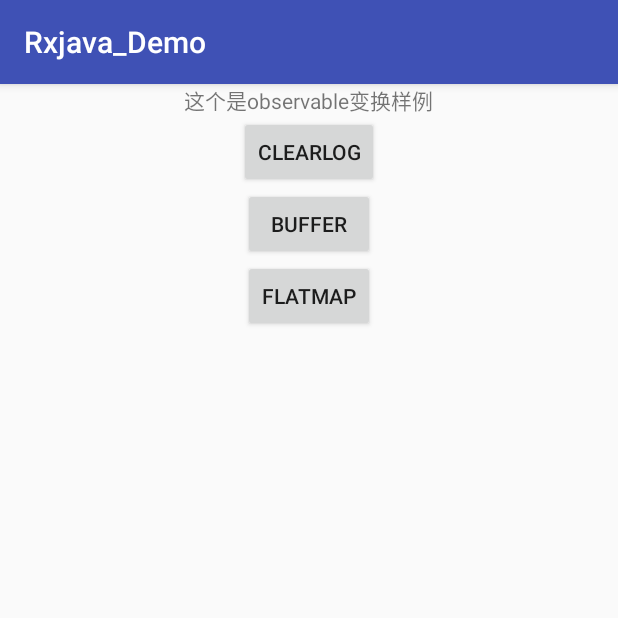
After one commit to cslongjian/android_customview, an Android app: the fragment ObervableTransformingFragment shown on its own in the app's theme, on a phone screen of 412 x 824 dp, the top half of it. The commit adds this screen. Run offline under Robolectric (Android 15) with nearby library versions, the phone set to English and light mode, and no system bars; libraries missing offline, so code that uses them is left out: rx.android.schedulers, rx.functions, rx.observables; 2 statements that could not run were skipped.

Commit message:
Observable 变换。

```diff
--- a/Rxjava_Demo/app/src/main/java/com/rxjava/chenlongjian/rxjava_demo/fragment/MainFragment.java
+++ b/Rxjava_Demo/app/src/main/java/com/rxjava/chenlongjian/rxjava_demo/fragment/MainFragment.java
@@ -17,6 +17,7 @@ import com.rxjava.chenlongjian.rxjava_demo.R;
 public class MainFragment extends Fragment implements View.OnClickListener{
 
     private Button mObservable;
+    private Button mObservableTransfrombtn;
 
     @Nullable
     @Override
@@ -33,6 +34,9 @@ public class MainFragment extends Fragment implements View.OnClickListener{
     {
         mObservable = (Button) view.findViewById(R.id.btn_obserable);
         mObservable.setOnClickListener(this);
+
+        mObservableTransfrombtn = (Button) view.findViewById(R.id.btn_obserable_change);
+        mObservableTransfrombtn.setOnClickListener(this);
     }
 
 
@@ -43,6 +47,8 @@ public class MainFragment extends Fragment implements View.OnClickListener{
             case R.id.btn_obserable:
                 clickedOn(new ObservableCreateFragment());
                 break;
+            case R.id.btn_obserable_change:
+                clickedOn(new ObervableTransformingFragment());
             default:
                 break;
         }
--- /dev/null
+++ b/Rxjava_Demo/app/src/main/java/com/rxjava/chenlongjian/rxjava_demo/fragment/ObervableTransformingFragment.java
@@ -0,0 +1,232 @@
+package com.rxjava.chenlongjian.rxjava_demo.fragment;
+
+import android.content.Context;
+import android.os.Bundle;
+import android.os.Handler;
+import android.os.Looper;
+import android.support.annotation.Nullable;
+import android.support.v4.app.Fragment;
+import android.view.LayoutInflater;
+import android.view.View;
+import android.view.ViewGroup;
+import android.widget.ArrayAdapter;
+import android.widget.Button;
+import android.widget.ListView;
+
+import com.rxjava.chenlongjian.rxjava_demo.R;
+
+import java.util.ArrayList;
+import java.util.List;
+import java.util.concurrent.TimeUnit;
+import java.util.jar.JarEntry;
+
+import rx.Observable;
+import rx.Observer;
+import rx.android.schedulers.AndroidSchedulers;
+import rx.functions.Func0;
+import rx.functions.Func1;
+import rx.observables.GroupedObservable;
+
+/**
+ * Created by chenlongjian on 2016/7/8.
+ */
+public class ObervableTransformingFragment extends Fragment implements View.OnClickListener{
+
+    private Button mClearbtn;
+
+    private Button mBufferbtn;
+    private Button mFlatmapbtn;
+
+
+
+
+    private LogAdapter _adapter;
+    private List<String> _logs;
+    private ListView _logsList;
+
+
+    @Nullable
+    @Override
+    public View onCreateView(LayoutInflater inflater, @Nullable ViewGroup container, @Nullable Bundle savedInstanceState) {
+
+        View layout = inflater.inflate(R.layout.fragment_observabletransforming, container, false);
+
+        initView(layout);
+
+        _logsList = (ListView)layout.findViewById(R.id.log_list);
+        _setupLogger();
+
+        return  layout;
+    }
+
+    void initView(View view)
+    {
+        mClearbtn = (Button)view.findViewById(R.id.clearlog);
+        mClearbtn.setOnClickListener(this);
+
+        mBufferbtn = (Button)view.findViewById(R.id.buffer);
+        mBufferbtn.setOnClickListener(this);
+
+        mFlatmapbtn = (Button)view.findViewById(R.id.flatmap);
+        mFlatmapbtn.setOnClickListener(this);
+
+
+    }
+
+    @Override
+    public void onClick(View v) {
+        switch (v.getId()) {
+            case R.id.clearlog:
+                _clearLogger();
+                break;
+
+            case R.id.buffer:
+                bufferObservable().subscribe(getObserver());
+                bufferTimeObservable().subscribe(getObserver());
+                break;
+
+            case R.id.flatmap:
+                flatMapObservable().subscribe(getObserver());
+                flatMapIterableObservable().subscribe(getObserver());
+                mapObservable().subscribe(getObserver());
+
+
+            default:
+                break;
+        }
+    }
+
+//    用object接受，可以处理所有的类型
+    private Observer<Object> getObserver()
+    {
+        return new Observer<Object>() {
+            @Override
+            public void onCompleted() {
+                _log("----触发完成条件----");
+            }
+
+            @Override
+            public void onError(Throwable e) {
+
+            }
+
+            @Override
+            public void onNext(Object o) {
+                _log("onNext----:"+o.toString());
+            }
+        };
+    }
+
+//    buffer第一个参数是，组装几个数据，第二个参数是跳过几个参数，
+// 比如（1,1）组装一个数据，跳过一个数据。结果是每次输出一个。1,2,3,4,5,6,7,8,9,
+//    （1,2） 1,3,5,7,9
+//    （1,3） 1,4,7
+//    （2,1） 12,23,34,45,56,67,78,89,9；
+
+    private Observable<List<Integer>> bufferObservable()
+    {
+        return Observable.just(1, 2, 3, 4, 5, 6, 7, 8, 9).buffer(2, 1);
+    }
+
+    //buffer另外一种用法，根据时间间隔控制 3秒钟缓存，发射一次
+    private Observable<List<Long>> bufferTimeObservable() {
+        return Observable.interval(1, TimeUnit.SECONDS).buffer(3, TimeUnit.SECONDS).observeOn(AndroidSchedulers.mainThread());
+    }
+
+
+    //传入INTEGER类型，变换位String类似输出Observable 与MAP转换不同，map仅仅是进行参数的操作，不进行Observable的输出。对比在下面。
+    private Observable<String> flatMapObservable() {
+        return Observable.just(1, 2, 3, 4, 5, 6, 7, 8, 9).flatMap(new Func1<Integer, Observable<String>>() {
+            @Override
+            public Observable<String> call(Integer integer) {
+                return Observable.just("flatmap转换类型添加内容输出"+integer);
+            }
+        });
+    }
+
+    private Observable<String> flatMapIterableObservable()
+    {
+        return Observable.just(1,2,3).flatMapIterable(new Func1<Integer, Iterable<String>>() {
+            @Override
+            public Iterable<String> call(Integer integer) {
+                ArrayList<String> s = new ArrayList<>();
+                for (int i = 0; i < integer; i++) {
+                    s.add("修改数据"+integer);
+                }
+                return s;
+            }
+        });
+    }
+
+
+    private Observable<String> mapObservable()
+    {
+        return Observable.just(1,2,3,4,5,6,7,8,9).map(new Func1<Integer, String>() {
+            @Override
+            public String call(Integer integer) {
+                return "map仅仅添加String--："+integer;
+            }
+        });
+    }
+
+    private GroupedObservable groupObservable()
+    {
+        return  GroupedObservable.create(1, new Observable.OnSubscribe() {
+            @Override
+            public void call(Object o) {
+
+            }
+        });
+    }
+
+
+
+    ///log日志 部分
+    private void _log(String logMsg) {
+
+        if (_isCurrentlyOnMainThread()) {
+            _logs.add(0, logMsg + " (main thread) ");
+            _adapter.clear();
+            _adapter.addAll(_logs);
+        } else {
+            _logs.add(0, logMsg + " (NOT main thread) ");
+
+            // You can only do below stuff on main thread.
+            new Handler(Looper.getMainLooper()).post(new Runnable() {
+
+                @Override
+                public void run() {
+                    _adapter.clear();
+                    _adapter.addAll(_logs);
+                }
+            });
+        }
+    }
+
+    private void _setupLogger() {
+        _logs = new ArrayList<String>();
+        _adapter = new LogAdapter(getContext(), new ArrayList<String>());
+        _logsList.setAdapter(_adapter);
+    }
+
+    private void _clearLogger()
+    {
+        if (_logs.size()>0) {
+            _logs.clear();
+            _adapter.clear();
+            _adapter.addAll(_logs);
+        }
+    }
+
+    private boolean _isCurrentlyOnMainThread() {
+        return Looper.myLooper() == Looper.getMainLooper();
+    }
+
+    private class LogAdapter extends ArrayAdapter<String> {
+
+        public LogAdapter(Context context, List<String> logs) {
+            super(context, R.layout.item_log, R.id.item_log, logs);
+        }
+    }
+
+}
--- /dev/null
+++ b/Rxjava_Demo/app/src/main/res/layout/fragment_observabletransforming.xml
@@ -0,0 +1,57 @@
+<?xml version="1.0" encoding="utf-8"?>
+<LinearLayout xmlns:android="http://schemas.android.com/apk/res/android"
+    android:layout_width="match_parent"
+    android:layout_height="match_parent">
+
+    <ScrollView
+        android:layout_width="match_parent"
+        android:layout_height="match_parent">
+
+        <LinearLayout
+            android:layout_width="match_parent"
+            android:layout_height="match_parent"
+            android:orientation="vertical">
+
+            <TextView
+                android:layout_width="wrap_content"
+                android:layout_height="wrap_content"
+                android:layout_gravity="center"
+                android:text="这个是observable变换样例" />
+
+            <Button
+                android:id="@+id/clearlog"
+                android:layout_width="wrap_content"
+                android:layout_height="wrap_content"
+                android:layout_gravity="center"
+                android:text="clearlog"/>
+
+
+            <Button
+                android:id="@+id/buffer"
+                android:layout_width="wrap_content"
+                android:layout_height="wrap_content"
+                android:layout_gravity="center"
+                android:text="buffer"/>
+
+            <Button
+                android:id="@+id/flatmap"
+                android:layout_width="wrap_content"
+                android:layout_height="wrap_content"
+                android:layout_gravity="center"
+                android:text="flatmap"/>
+
+
+
+
+
+            <ListView
+                android:id="@+id/log_list"
+                android:layout_weight="1"
+                android:layout_width="match_parent"
+                android:layout_height="300dp"/>
+
+        </LinearLayout>
+
+    </ScrollView>
+
+</LinearLayout>
```
